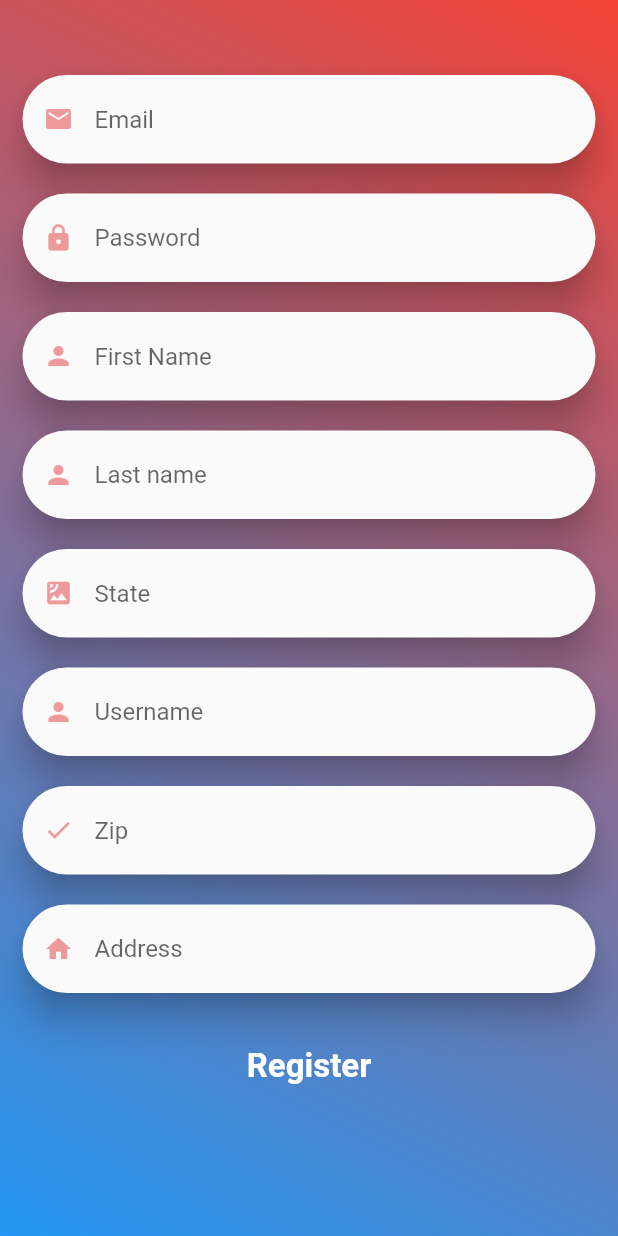
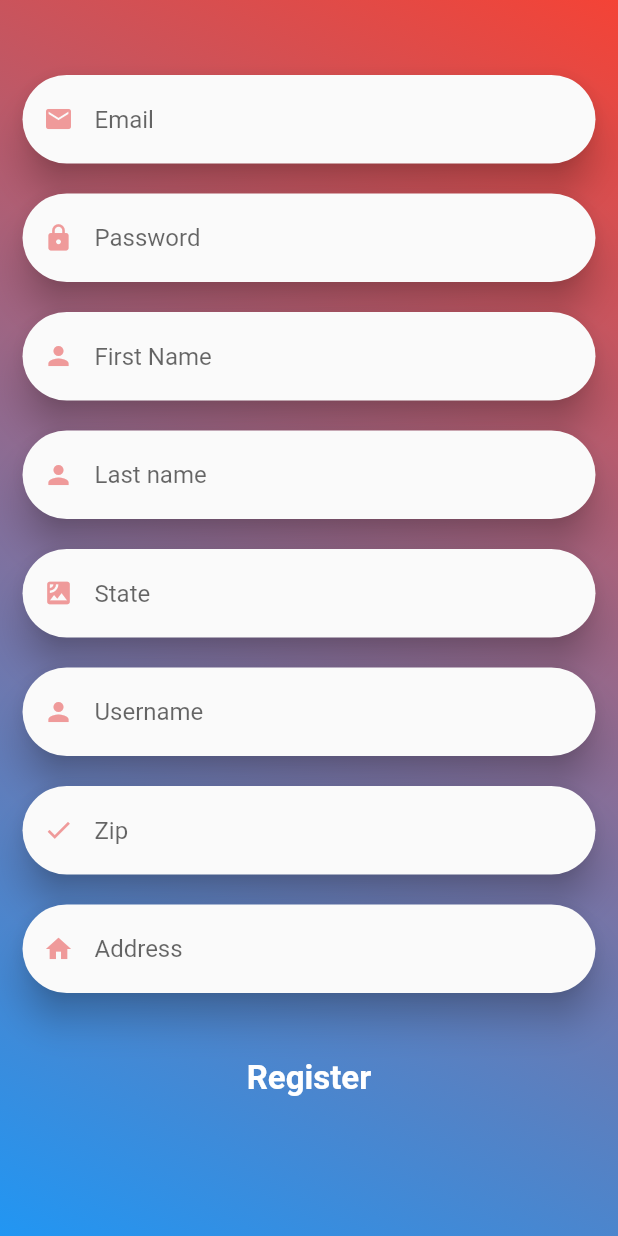
Before and after one commit to ajuarez99/EventParking, a Flutter app: the RegistrationFields screen opened directly, on a phone screen of 412 x 824 dp. Run offline on Flutter 3.47's test engine with Material 2 defaults, Android fonts, the phone set to English and light mode, and no system bars; our stand-ins replace google_maps_flutter; missing offline and left inert: amazon_cognito_identity_dart; Roboto replaces fonts that are missing (OpenSans).

Commit message:
here ya go

```diff
--- a/eventparking/lib/widgets/CustomButton.dart
+++ b/eventparking/lib/widgets/CustomButton.dart
@@ -17,7 +17,7 @@ class CustomButton extends StatelessWidget {
 
   @override
   Widget build(BuildContext context) {
-    return FlatButton(
+    return TextButton(
       onPressed: onPressed,
       child: Padding(
         padding: const EdgeInsets.symmetric(vertical: 12.0),
--- a/eventparking/lib/widgets/SignUp/RegistrationCustomText.dart
+++ b/eventparking/lib/widgets/SignUp/RegistrationCustomText.dart
@@ -6,10 +6,6 @@ class RegistrationCustomText extends StatefulWidget {
   final TextInputType keyboard;
   final bool obscureText;
   final IconData icon;
-  double width;
-  double pixelRatio;
-  bool large;
-  bool medium;
 
   RegistrationCustomText(
       {this.hint,
@@ -21,10 +17,15 @@ class RegistrationCustomText extends StatefulWidget {
 }
 
 class _RegistrationCustomText extends State<RegistrationCustomText> {
+  double width;
+  double pixelRatio;
+  bool large;
+  bool medium;
+
   @override
   Widget build(BuildContext context) {
-    widget.width = MediaQuery.of(context).size.width;
-    widget.pixelRatio = MediaQuery.of(context).devicePixelRatio;
+    width = MediaQuery.of(context).size.width;
+    pixelRatio = MediaQuery.of(context).devicePixelRatio;
     return new Material(
       borderRadius: BorderRadius.circular(30.0),
       elevation: 10,
--- a/eventparking/lib/widgets/SignUp/RegistrationFields.dart
+++ b/eventparking/lib/widgets/SignUp/RegistrationFields.dart
@@ -8,8 +8,8 @@ import '../CustomButton.dart';
 
 class RegistrationFields extends StatefulWidget {
   RegistrationFields({Key key, this.password, this.email}) : super(key: key);
-  TextEditingController password;
-  TextEditingController email;
+  final TextEditingController password;
+  final TextEditingController email;
   _RegistrationFields createState() => _RegistrationFields();
 }
 
@@ -148,9 +148,8 @@ class _RegistrationFields extends State<RegistrationFields> {
 
 void registerUser({String email, String password, BuildContext context}) async {
   final userPool = new CognitoUserPool(cognitoUserPoolId, cognitoClientId);
-  var data;
   try {
-    data = await userPool.signUp(
+    await userPool.signUp(
       email,
       password,
     );
```
Also changed, not shown: eventparking/lib/widgets/BottomNavigation.dart (+6 -5 lines).
